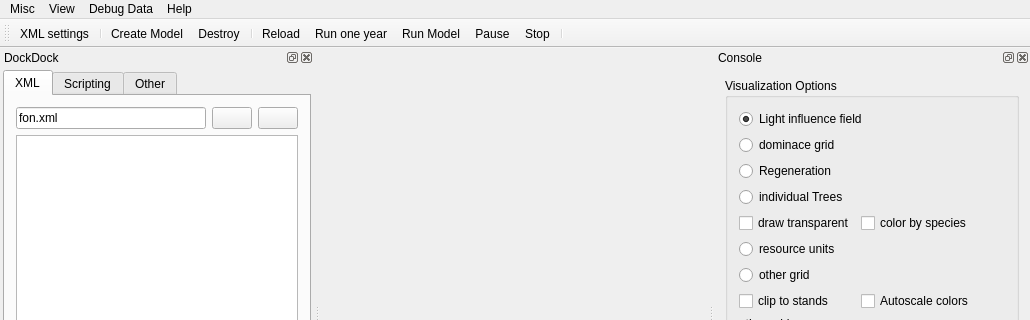
Old version of the form src/iland/mainwindow.ui in the repository edfm-tum/iland-model; both pictures show x 0 to 1030 and y 0 to 320 of the 1030 by 741 pixel window.
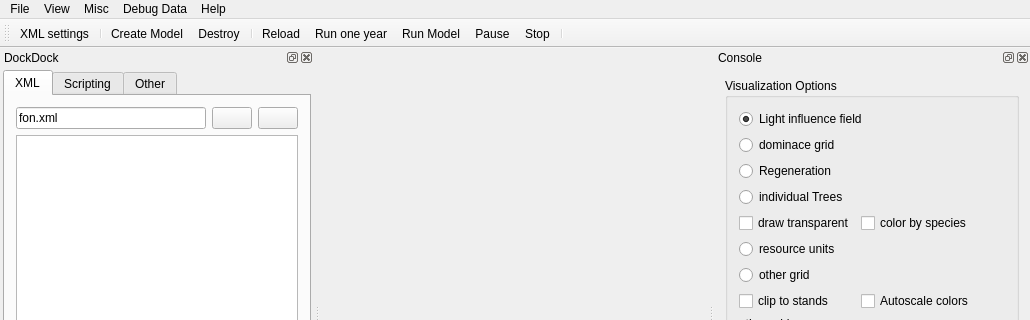
New version of the form. The open tabs and pages were chosen to show the change. Icons and pictures are not drawn. Custom widgets are drawn as their Qt base class.

```diff
--- a/src/iland/mainwindow.ui
+++ b/src/iland/mainwindow.ui
@@ -112,8 +112,17 @@
     <addaction name="actionOnline_ressources"/>
     <addaction name="actionAbout"/>
    </widget>
-   <addaction name="menuOutput_menu"/>
+   <widget class="QMenu" name="menuFile">
+    <property name="title">
+     <string>File</string>
+    </property>
+    <addaction name="actionOpen"/>
+    <addaction name="separator"/>
+    <addaction name="actionExit"/>
+   </widget>
+   <addaction name="menuFile"/>
    <addaction name="menuView"/>
+   <addaction name="menuOutput_menu"/>
    <addaction name="menuDebug_Data"/>
    <addaction name="menuHelp"/>
   </widget>
```
Left out of the diff: 33 changed lines with no effect on the pictures.
